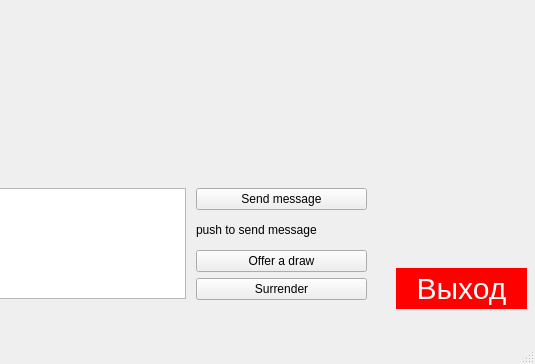
First picture: the form in client/ui/mainwindow.ui, repository Denactive/CheckMates, before the edit; both pictures show x 344 to 879 and y 232 to 596 of the 879 by 596 pixel window.
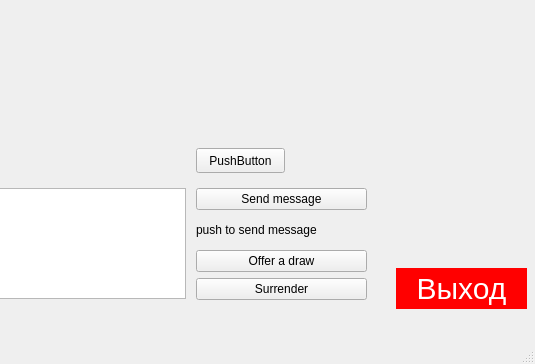
Second picture: the form after the edit. Icons and pictures are not drawn.

Diff of the .ui file:
```diff
--- a/client/ui/mainwindow.ui
+++ b/client/ui/mainwindow.ui
@@ -104,6 +104,19 @@
      <pixmap>img/userPhoto.png</pixmap>
     </property>
    </widget>
+   <widget class="QPushButton" name="pushButton">
+    <property name="geometry">
+     <rect>
+      <x>540</x>
+      <y>380</y>
+      <width>89</width>
+      <height>25</height>
+     </rect>
+    </property>
+    <property name="text">
+     <string>PushButton</string>
+    </property>
+   </widget>
   </widget>
   <widget class="QMenuBar" name="menubar">
    <property name="geometry">
```
